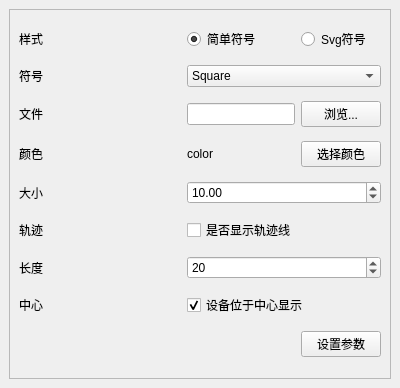
Before: the Qt Designer form src/ll_qgis_uav_realtime/paramdockwidget.ui in liuleidong/qgis_cpp_api_apps, drawn with Qt 5.
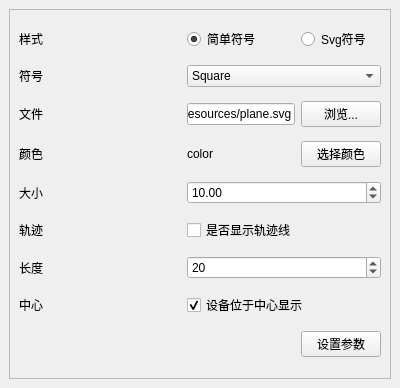
After: the same form once the commit is applied.

Commit message: 增加界面高度

Patch:
```diff
--- a/src/ll_qgis_uav_realtime/paramdockwidget.ui
+++ b/src/ll_qgis_uav_realtime/paramdockwidget.ui
@@ -13,7 +13,7 @@
   <property name="minimumSize">
    <size>
     <width>88</width>
-    <height>200</height>
+    <height>230</height>
    </size>
   </property>
   <property name="windowTitle">
@@ -35,7 +35,7 @@
          <height>349</height>
         </rect>
        </property>
-       <layout class="QGridLayout" name="gridLayout_2" columnstretch="1,0,0,0">
+       <layout class="QGridLayout" name="gridLayout_2" columnstretch="1,0,0">
         <item row="5" column="1" colspan="2">
          <widget class="QCheckBox" name="checkBox_showPath">
           <property name="text">
@@ -163,7 +163,11 @@
          </widget>
         </item>
         <item row="2" column="1">
-         <widget class="QLineEdit" name="lineEdit_svgPath"/>
+         <widget class="QLineEdit" name="lineEdit_svgPath">
+          <property name="text">
+           <string>resources/plane.svg</string>
+          </property>
+         </widget>
         </item>
         <item row="7" column="0">
          <widget class="QLabel" name="label_9">
```
The commit also changes 1 other file.
